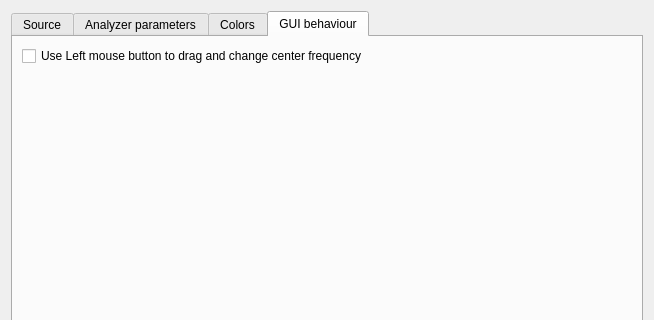
First picture: the form in ui/Config.ui, repository BatchDrake/SigDigger, before the edit; both pictures show x 0 to 654 and y 0 to 320 of the 654 by 497 pixel window.
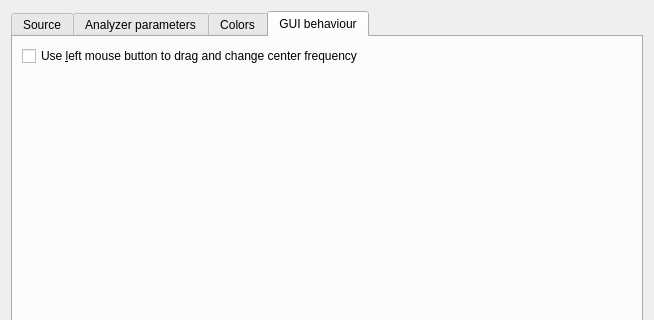
Second picture: the form after the edit. The open tabs and pages were chosen to show the change. Custom widgets are drawn as their Qt base class.

Commit message:
fix review comments
* fix/add copyright
* fix label text

The edit to the form file:
```diff
--- a/ui/Config.ui
+++ b/ui/Config.ui
@@ -1111,7 +1111,7 @@
        <item row="0" column="0">
         <widget class="QCheckBox" name="reverseDragBehaviorCheck">
          <property name="text">
-          <string>Use Left mouse button to drag and change center frequency</string>
+          <string>Use &amp;left mouse button to drag and change center frequency</string>
          </property>
         </widget>
        </item>
```
Left out of the diff: 2 changed lines with no effect on the pictures. The commit also changes 2 other files.
